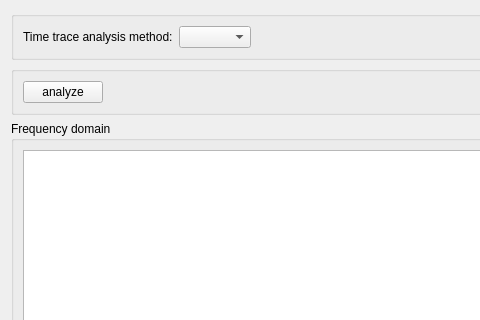
This is src/qudi/gui/qdyne/ui/time_trace_analysis_widget.ui in Ulm-IQO/qudi-iqo-modules as Qt 5 draws it before an edit; both pictures show x 0 to 480 and y 0 to 320 of the 1231 by 703 pixel window. The edited form follows.
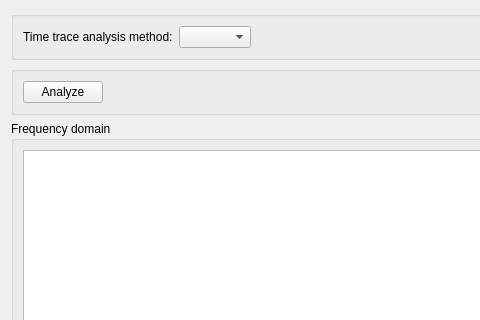
This is the edited form. Custom widgets are drawn as their Qt base class.

Commit message: Added the pulsed extraction tab and minor details in the time trace analysis widget

The edit to the form file:
```diff
--- a/src/qudi/gui/qdyne/ui/time_trace_analysis_widget.ui
+++ b/src/qudi/gui/qdyne/ui/time_trace_analysis_widget.ui
@@ -49,7 +49,7 @@
       <item row="0" column="0">
        <widget class="QPushButton" name="tta_run_pushButton">
         <property name="text">
-         <string>analyze</string>
+         <string>Analyze</string>
         </property>
        </widget>
       </item>
```
Left out of the diff: 2 changed lines with no effect on the pictures. The commit also changes 3 other files.
